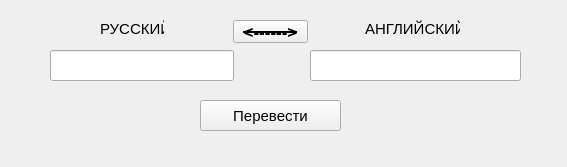
Before: the Qt Designer form ui/main.ui in sssuckmyblood/Translator, drawn with Qt 5.
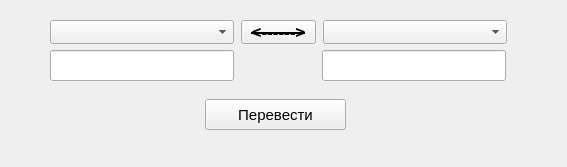
After: the same form once the commit is applied.

Diff of the .ui file:
```diff
--- a/ui/main.ui
+++ b/ui/main.ui
@@ -14,42 +14,6 @@
    <string>MainWindow</string>
   </property>
   <widget class="QWidget" name="centralwidget">
-   <widget class="QLabel" name="origin_label">
-    <property name="geometry">
-     <rect>
-      <x>100</x>
-      <y>20</y>
-      <width>64</width>
-      <height>18</height>
-     </rect>
-    </property>
-    <property name="font">
-     <font>
-      <pointsize>11</pointsize>
-     </font>
-    </property>
-    <property name="text">
-     <string>РУССКИЙ</string>
-    </property>
-   </widget>
-   <widget class="QLabel" name="dest_label">
-    <property name="geometry">
-     <rect>
-      <x>365</x>
-      <y>20</y>
-      <width>95</width>
-      <height>18</height>
-     </rect>
-    </property>
-    <property name="font">
-     <font>
-      <pointsize>11</pointsize>
-     </font>
-    </property>
-    <property name="text">
-     <string>АНГЛИЙСКИЙ</string>
-    </property>
-   </widget>
    <widget class="QLineEdit" name="origin">
     <property name="geometry">
      <rect>
@@ -63,9 +27,9 @@
    <widget class="QLineEdit" name="dest">
     <property name="geometry">
      <rect>
-      <x>310</x>
+      <x>322</x>
       <y>50</y>
-      <width>211</width>
+      <width>184</width>
       <height>31</height>
      </rect>
     </property>
@@ -73,10 +37,10 @@
    <widget class="QPushButton" name="switch_2">
     <property name="geometry">
      <rect>
-      <x>233</x>
+      <x>241</x>
       <y>20</y>
       <width>75</width>
-      <height>23</height>
+      <height>24</height>
      </rect>
     </property>
     <property name="font">
@@ -98,8 +62,8 @@
    <widget class="QPushButton" name="translate">
     <property name="geometry">
      <rect>
-      <x>200</x>
-      <y>100</y>
+      <x>205</x>
+      <y>99</y>
       <width>141</width>
       <height>31</height>
      </rect>
@@ -113,6 +77,26 @@
      <string>Перевести</string>
     </property>
    </widget>
+   <widget class="QComboBox" name="origin_lan">
+    <property name="geometry">
+     <rect>
+      <x>50</x>
+      <y>20</y>
+      <width>184</width>
+      <height>24</height>
+     </rect>
+    </property>
+   </widget>
+   <widget class="QComboBox" name="dest_lan">
+    <property name="geometry">
+     <rect>
+      <x>323</x>
+      <y>20</y>
+      <width>184</width>
+      <height>24</height>
+     </rect>
+    </property>
+   </widget>
   </widget>
  </widget>
  <resources/>
```
Left out of the diff: 4 changed lines with no effect on the pictures.
